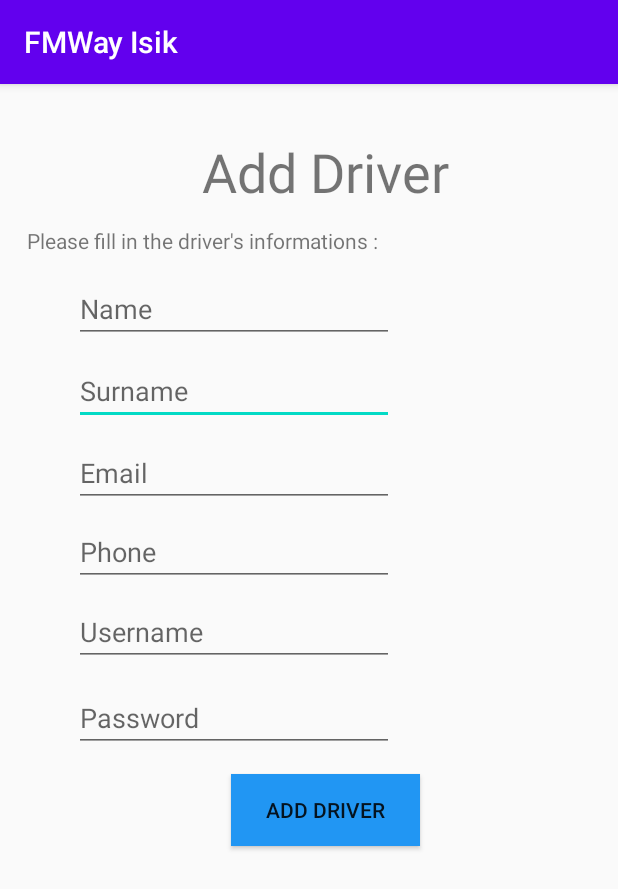
After one commit to ersincebi/SOFT3102, an Android app: the AddDriverActivity screen opened directly, with no data from a screen before it, on a phone screen of 412 x 824 dp. The commit adds this screen. Shown: the top 889 px of the screen. Run offline under Robolectric (Android 15) with nearby library versions, the phone set to English and light mode, and no system bars; libraries missing offline, so code that uses them is left out: com.parse.

Commit message:
add/apply driver (admin)

```diff
--- a/app/src/main/AndroidManifest.xml
+++ b/app/src/main/AndroidManifest.xml
@@ -40,6 +40,7 @@
         <activity android:name=".operations.driver.EditTripDriverActivity"></activity>
         <activity android:name=".operations.driver.TripDetailsDriverActivity"></activity>
         <activity android:name=".operations.admin.AddAdminActivity"></activity>
+        <activity android:name=".operations.admin.AddDriverActivity"></activity>
         <activity android:name=".operations.commonActivities.ForgotPasswordActivity"></activity>
         <activity android:name=".operations.passenger.UploadActivity"></activity>
         <activity android:name=".operations.commonActivities.tripChat" />
--- /dev/null
+++ b/app/src/main/java/com/fmway/operations/admin/AddDriverActivity.java
@@ -0,0 +1,88 @@
+package com.fmway.operations.admin;
+
+import android.content.Intent;
+import android.os.Bundle;
+import android.view.View;
+import android.widget.Button;
+import android.widget.EditText;
+import android.widget.Toast;
+
+import com.fmway.R;
+import com.fmway.models.user.UserParseDefinitions;
+import com.fmway.models.user.UserTypes;
+import com.parse.ParseException;
+import com.parse.ParseUser;
+import com.parse.SignUpCallback;
+
+import androidx.appcompat.app.AppCompatActivity;
+
+public class AddDriverActivity extends AppCompatActivity {
+
+    private EditText nameText, surnameText, emailText , phoneText, usernameText, passwordText;
+    private Button addDriverButton;
+    private ParseUser user;
+    private UserParseDefinitions definitions = new UserParseDefinitions();
+    private UserTypes roles;
+
+    @Override
+    protected void onCreate(Bundle savedInstanceState) {
+        super.onCreate(savedInstanceState);
+        setContentView(R.layout.activity_adddriver);
+
+
+        nameText = findViewById(R.id.addDriverName);
+        surnameText = findViewById(R.id.addDriverSurname);
+        emailText = findViewById(R.id.addDriverEmail);
+        phoneText = findViewById(R.id.addDriverPhone);
+        usernameText = findViewById(R.id.addDriverUsername);
+        passwordText = findViewById(R.id.addDriverPassword);
+        addDriverButton=findViewById(R.id.addDriverButton);
+
+    }
+
+
+    public void addDriverAccount (View view) {
+        user = new ParseUser();
+
+        addUserToDb(
+                user
+                ,nameText.getText().toString()
+                ,surnameText.getText().toString()
+                ,emailText.getText().toString()
+                ,phoneText.getText().toString()
+                ,usernameText.getText().toString()
+                ,passwordText.getText().toString()
+        );
+
+        user.signUpInBackground(new SignUpCallback() {
+            @Override
+            public void done(ParseException e) {
+                if (e!= null) {
+                    Toast.makeText(getApplicationContext(),e.getLocalizedMessage(),Toast.LENGTH_LONG).show(); //geçersiz isim şifre vs.
+                } else {
+                    Toast.makeText(getApplicationContext(),"New driver account is created!",Toast.LENGTH_LONG).show();
+                    Intent intent = new Intent(getApplicationContext(), AdminActivity.class);
+                    startActivity(intent);
+                }
+            }
+        });
+    }
+
+    public void addUserToDb(
+            ParseUser user
+            ,String name
+            ,String surname
+            ,String email
+            ,String phone
+            ,String username
+            ,String password
+    ){
+        user.put(definitions.getNameKey(),name);
+        user.put(definitions.getSurnameKey(),surname);
+        user.put(definitions.getEmailKey(),email);
+        user.put(definitions.getPhoneKey(),phone);
+        user.setUsername(username);
+        user.setPassword(password);
+        user.put(definitions.getUserTypeKey(),roles.DRIVER.getUserType());
+    }
+}
--- a/app/src/main/java/com/fmway/operations/admin/AdminActivity.java
+++ b/app/src/main/java/com/fmway/operations/admin/AdminActivity.java
@@ -78,6 +78,11 @@ import androidx.appcompat.app.AppCompatActivity;
          startActivity(intent);
      }
 
+     public void addDriver(View view){
+         Intent intent = new Intent(getApplicationContext(), AddDriverActivity.class);
+         startActivity(intent);
+     }
+
 
 
 }
--- /dev/null
+++ b/app/src/main/res/layout/activity_adddriver.xml
@@ -0,0 +1,126 @@
+<?xml version="1.0" encoding="utf-8"?>
+<androidx.constraintlayout.widget.ConstraintLayout xmlns:android="http://schemas.android.com/apk/res/android"
+    xmlns:app="http://schemas.android.com/apk/res-auto"
+    xmlns:tools="http://schemas.android.com/tools"
+    android:layout_width="match_parent"
+    android:layout_height="match_parent">
+
+    <EditText
+        android:id="@+id/addDriverSurname"
+        android:layout_width="wrap_content"
+        android:layout_height="wrap_content"
+        android:layout_marginBottom="9dp"
+        android:ems="10"
+        android:hint="Surname"
+        android:inputType="textPersonName"
+        app:layout_constraintBottom_toTopOf="@+id/addDriverEmail"
+        app:layout_constraintStart_toStartOf="@+id/addDriverName"
+        app:layout_constraintTop_toBottomOf="@+id/addDriverName" />
+
+    <EditText
+        android:id="@+id/addDriverName"
+        android:layout_width="wrap_content"
+        android:layout_height="wrap_content"
+        android:layout_marginStart="31dp"
+        android:layout_marginLeft="31dp"
+        android:layout_marginBottom="9dp"
+        android:ems="10"
+        android:hint="Name"
+        android:inputType="textPersonName"
+        app:layout_constraintBottom_toTopOf="@+id/addDriverSurname"
+        app:layout_constraintStart_toStartOf="@+id/textView7"
+        app:layout_constraintTop_toBottomOf="@+id/textView7" />
+
+    <EditText
+        android:id="@+id/addDriverEmail"
+        android:layout_width="wrap_content"
+        android:layout_height="wrap_content"
+        android:layout_marginBottom="7dp"
+        android:ems="10"
+        android:hint="Email"
+        android:inputType="textPersonName"
+        app:layout_constraintBottom_toTopOf="@+id/addDriverPhone"
+        app:layout_constraintStart_toStartOf="@+id/addDriverSurname"
+        app:layout_constraintTop_toBottomOf="@+id/addDriverSurname" />
+
+    <EditText
+        android:id="@+id/addDriverPhone"
+        android:layout_width="wrap_content"
+        android:layout_height="wrap_content"
+        android:layout_marginBottom="8dp"
+        android:ems="10"
+        android:hint="Phone"
+        android:inputType="textPersonName"
+        app:layout_constraintBottom_toTopOf="@+id/addDriverUsername"
+        app:layout_constraintStart_toStartOf="@+id/addDriverEmail"
+        app:layout_constraintTop_toBottomOf="@+id/addDriverEmail" />
+
+    <EditText
+        android:id="@+id/addDriverUsername"
+        android:layout_width="wrap_content"
+        android:layout_height="wrap_content"
+        android:layout_marginBottom="12dp"
+        android:ems="10"
+        android:hint="Username"
+        android:inputType="textPersonName"
+        app:layout_constraintBottom_toTopOf="@+id/addDriverPassword"
+        app:layout_constraintStart_toStartOf="@+id/addDriverPhone"
+        app:layout_constraintTop_toBottomOf="@+id/addDriverPhone" />
+
+    <EditText
+        android:id="@+id/addDriverPassword"
+        android:layout_width="wrap_content"
+        android:layout_height="wrap_content"
+        android:layout_marginBottom="19dp"
+        android:ems="10"
+        android:hint="Password"
+        android:inputType="textPersonName"
+        app:layout_constraintBottom_toTopOf="@+id/addDriverButton"
+        app:layout_constraintStart_toStartOf="@+id/addDriverUsername"
+        app:layout_constraintTop_toBottomOf="@+id/addDriverUsername" />
+
+    <TextView
+        android:id="@+id/textView7"
+        android:layout_width="wrap_content"
+        android:layout_height="wrap_content"
+        android:layout_marginStart="18dp"
+        android:layout_marginLeft="18dp"
+        android:layout_marginBottom="13dp"
+        android:text="Please fill in the driver's informations :"
+        app:layout_constraintBottom_toTopOf="@+id/addDriverName"
+        app:layout_constraintStart_toStartOf="parent"
+        app:layout_constraintTop_toBottomOf="@+id/textView2" />
+
+    <TextView
+        android:id="@+id/textView2"
+        android:layout_width="wrap_content"
+        android:layout_height="wrap_content"
+        android:layout_marginStart="115dp"
+        android:layout_marginLeft="115dp"
+        android:layout_marginTop="38dp"
+        android:layout_marginEnd="112dp"
+        android:layout_marginRight="112dp"
+        android:layout_marginBottom="12dp"
+        android:text="Add Driver"
+        android:textSize="36sp"
+        app:layout_constraintBottom_toTopOf="@+id/textView7"
+        app:layout_constraintEnd_toEndOf="parent"
+        app:layout_constraintStart_toStartOf="@+id/textView7"
+        app:layout_constraintTop_toTopOf="parent" />
+
+    <Button
+        android:id="@+id/addDriverButton"
+        android:layout_width="0dp"
+        android:layout_height="48dp"
+        android:layout_marginStart="19dp"
+        android:layout_marginLeft="19dp"
+        android:layout_marginTop="460dp"
+        android:layout_marginEnd="19dp"
+        android:layout_marginRight="19dp"
+        android:background="#2196F3"
+        android:onClick="addDriverAccount"
+        android:text="Add Driver"
+        app:layout_constraintEnd_toEndOf="@+id/textView2"
+        app:layout_constraintStart_toStartOf="@+id/textView2"
+        app:layout_constraintTop_toTopOf="parent" />
+</androidx.constraintlayout.widget.ConstraintLayout>
--- a/app/src/main/res/layout/activity_admin.xml
+++ b/app/src/main/res/layout/activity_admin.xml
@@ -32,11 +32,12 @@
     <Button
         android:id="@+id/approveDriverButton"
         android:layout_width="154dp"
-        android:layout_height="47dp"
+        android:layout_height="61dp"
         android:layout_marginStart="120dp"
         android:layout_marginLeft="120dp"
         android:layout_marginTop="420dp"
-        android:text="Approve Drivers"
+        android:onClick="addDriver"
+        android:text="Approve / Add Drivers"
         app:layout_constraintStart_toStartOf="parent"
         app:layout_constraintTop_toTopOf="parent" />
 
```
